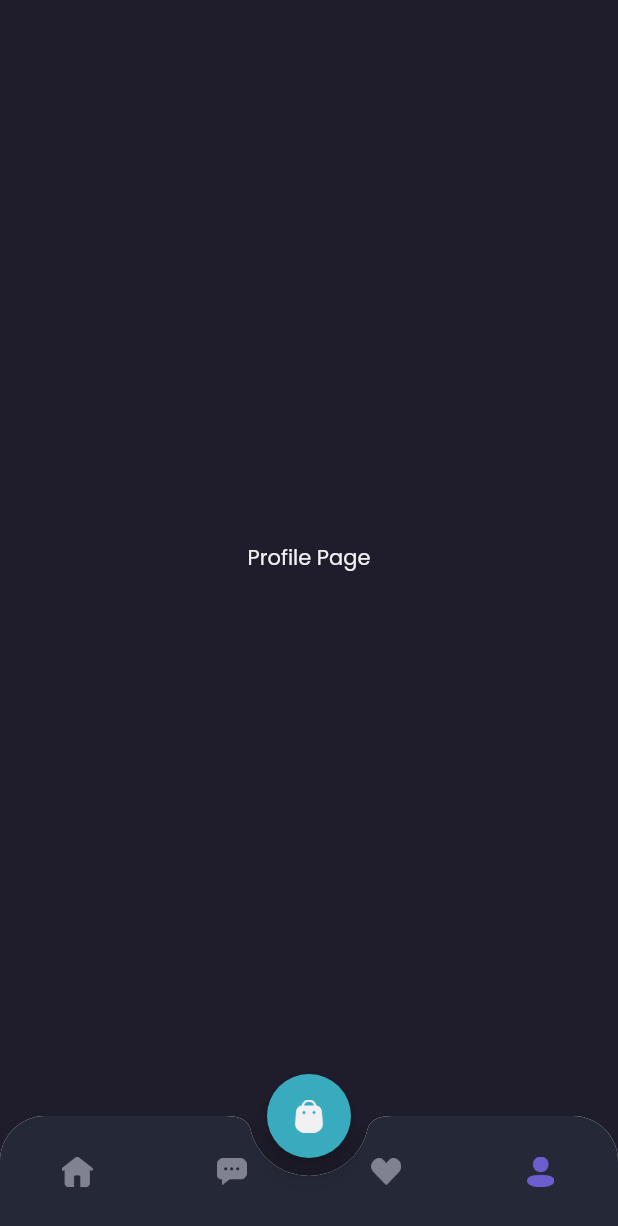
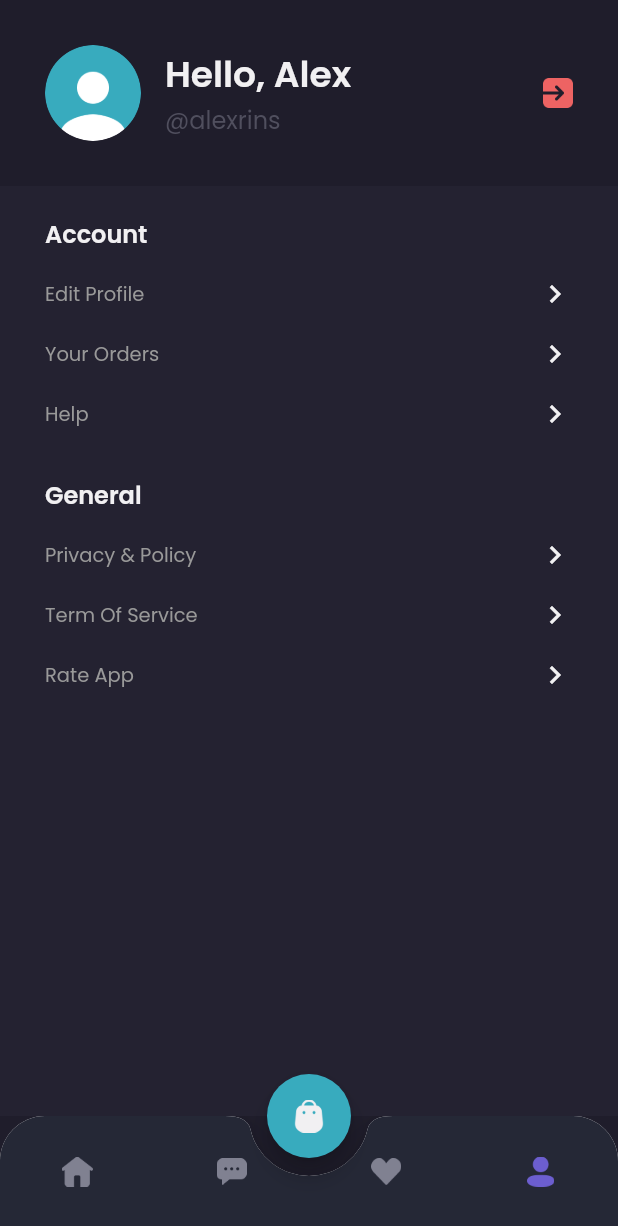
Before and after one commit to sooyaa4/shamo_front_end, a Flutter app: the MainPage screen opened by its route, item 4 of the bottom bar chosen, on a phone screen of 412 x 824 dp. Shown: the top 1226 px of the screen. Run offline on Flutter 3.47's test engine with Material 2 defaults, Android fonts, the phone set to English and light mode, and no system bars; our stand-ins replace google_fonts.

Commit message:
slicing halaman profile dan halaman edit profile

```diff
--- a/lib/main.dart
+++ b/lib/main.dart
@@ -1,4 +1,5 @@
 import 'package:flutter/material.dart';
+import 'package:flutter_shamo/pages/edit_profile.dart';
 import 'package:flutter_shamo/pages/home/detail_chat_page.dart';
 import 'package:flutter_shamo/pages/home/main_page.dart';
 import 'package:flutter_shamo/pages/sign_in_page.dart';
@@ -19,6 +20,7 @@
         '/sign-up': (contex) => SignUpPage(),
         '/home': (contex) => MainPage(),
         '/detail-chat': (contex) => DetailChatPage(),
+        '/edit-profile': (contex) => EditProfilePage(),
       },
     );
   }
--- a/lib/pages/home/profile_page.dart
+++ b/lib/pages/home/profile_page.dart
@@ -4,11 +4,150 @@
 class ProfilePage extends StatelessWidget {
   @override
   Widget build(BuildContext context) {
-    return Center(
-      child: Text(
-        'Profile Page',
-        style: primaryTextStyle,
-      ),
+    Widget header() {
+      return AppBar(
+        backgroundColor: backgroundColor1,
+        automaticallyImplyLeading: false,
+        elevation: 0,
+        flexibleSpace: SafeArea(
+          child: Container(
+            padding: EdgeInsets.all(
+              defaultMargin,
+            ),
+            child: Row(
+              children: [
+                ClipOval(
+                  child: Image.asset(
+                    'assets/image_profile.png',
+                    width: 64,
+                  ),
+                ),
+                SizedBox(
+                  width: 16,
+                ),
+                Expanded(
+                  child: Column(
+                    crossAxisAlignment: CrossAxisAlignment.start,
+                    children: [
+                      Text(
+                        'Hello, Alex',
+                        style: primaryTextStyle.copyWith(
+                          fontSize: 24,
+                          fontWeight: semibold,
+                        ),
+                      ),
+                      Text(
+                        '@alexrins',
+                        style: subtitleTextStyle.copyWith(
+                          fontSize: 16,
+                        ),
+                      ),
+                    ],
+                  ),
+                ),
+                GestureDetector(
+                  onTap: () {
+                    Navigator.pushNamedAndRemoveUntil(
+                        context, '/sign-in', (route) => false);
+                  },
+                  child: Image.asset(
+                    'assets/button_exit.png',
+                    width: 20,
+                  ),
+                ),
+              ],
+            ),
+          ),
+        ),
+      );
+    }
+
+    Widget menuItem(String text) {
+      return Container(
+        margin: EdgeInsets.only(
+          top: 16,
+        ),
+        child: Row(
+          mainAxisAlignment: MainAxisAlignment.spaceBetween,
+          children: [
+            Text(
+              text,
+              style: secondaryTextStyle.copyWith(
+                fontSize: 13,
+              ),
+            ),
+            Icon(
+              Icons.chevron_right,
+              color: primaryTextColor,
+            ),
+          ],
+        ),
+      );
+    }
+
+    Widget content() {
+      return Expanded(
+        child: Container(
+          width: double.infinity,
+          padding: EdgeInsets.symmetric(
+            horizontal: defaultMargin,
+          ),
+          decoration: BoxDecoration(
+            color: backgroundColor3,
+          ),
+          child: Column(
+            crossAxisAlignment: CrossAxisAlignment.start,
+            children: [
+              SizedBox(
+                height: 20,
+              ),
+              Text(
+                'Account',
+                style: primaryTextStyle.copyWith(
+                    fontWeight: semibold, fontSize: 16),
+              ),
+              GestureDetector(
+                onTap: () {
+                  Navigator.pushNamed(context, '/edit-profile');
+                },
+                child: menuItem(
+                  'Edit Profile',
+                ),
+              ),
+              menuItem(
+                'Your Orders',
+              ),
+              menuItem(
+                'Help',
+              ),
+              SizedBox(
+                height: 30,
+              ),
+              Text(
+                'General',
+                style: primaryTextStyle.copyWith(
+                    fontWeight: semibold, fontSize: 16),
+              ),
+              menuItem(
+                'Privacy & Policy',
+              ),
+              menuItem(
+                'Term Of Service',
+              ),
+              menuItem(
+                'Rate App',
+              ),
+            ],
+          ),
+        ),
+      );
+    }
+
+    return Column(
+      children: [
+        header(),
+        content(),
+      ],
     );
   }
 }
```
Also changed, not shown: lib/pages/edit_profile.dart (added, +163 -0 lines).
